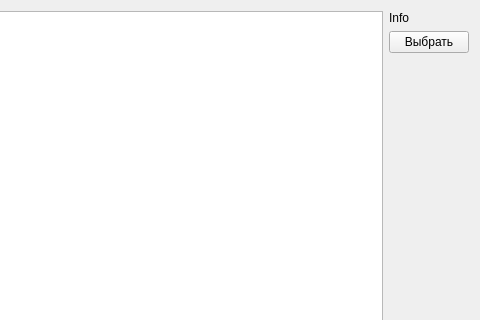
This is gui/BaseView.ui in Kroshy1984/MIOM as Qt 5 draws it before an edit; both pictures show x 160 to 640 and y 0 to 320 of the 640 by 480 pixel window. The edited form follows.
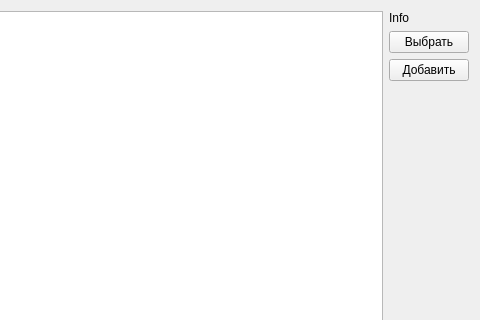
This is the edited form.

Commit message: Add form for adding new record in Materials Table, fix view errors

```diff
--- a/gui/BaseView.ui
+++ b/gui/BaseView.ui
@@ -33,6 +33,13 @@
        </property>
       </widget>
      </item>
+     <item>
+      <widget class="QPushButton" name="pushButton">
+       <property name="text">
+        <string>Добавить</string>
+       </property>
+      </widget>
+     </item>
      <item>
       <spacer name="verticalSpacer">
        <property name="orientation">
```
The commit also changes 3 other files.
